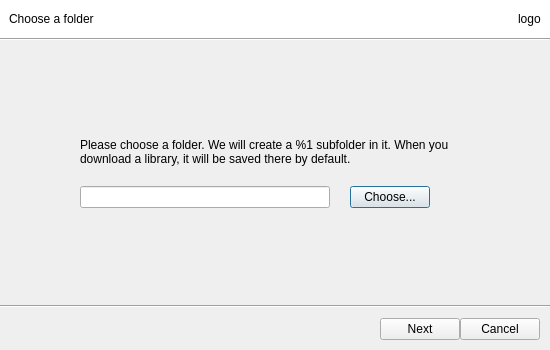
Above: ui/init-seafile-dialog.ui from haiwen/seafile-client before the change. Below: the same form after it.
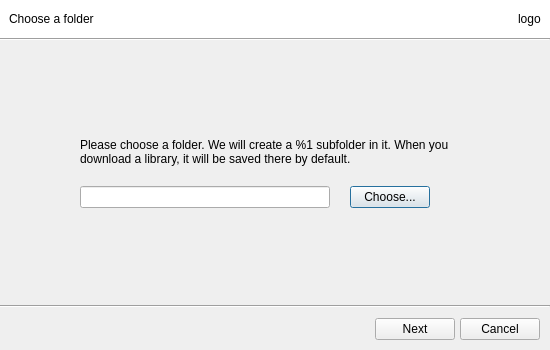
That is the form after the change.

Commit message: Increased the spacing between the ok/cancel buttons for InitSeafileDialog.

Patch:
```diff
--- a/ui/init-seafile-dialog.ui
+++ b/ui/init-seafile-dialog.ui
@@ -203,6 +203,9 @@
    </item>
    <item>
     <layout class="QHBoxLayout" name="horizontalLayout_3">
+     <property name="spacing">
+      <number>5</number>
+     </property>
      <property name="leftMargin">
       <number>10</number>
      </property>
```
